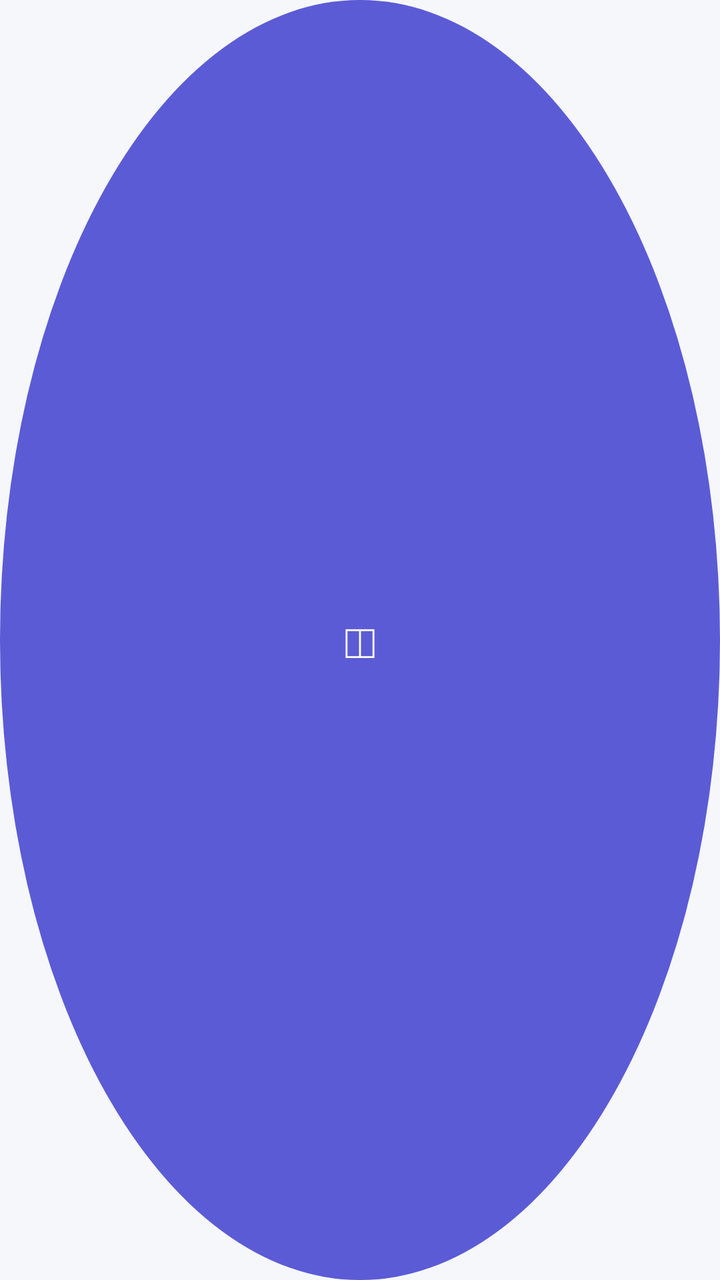
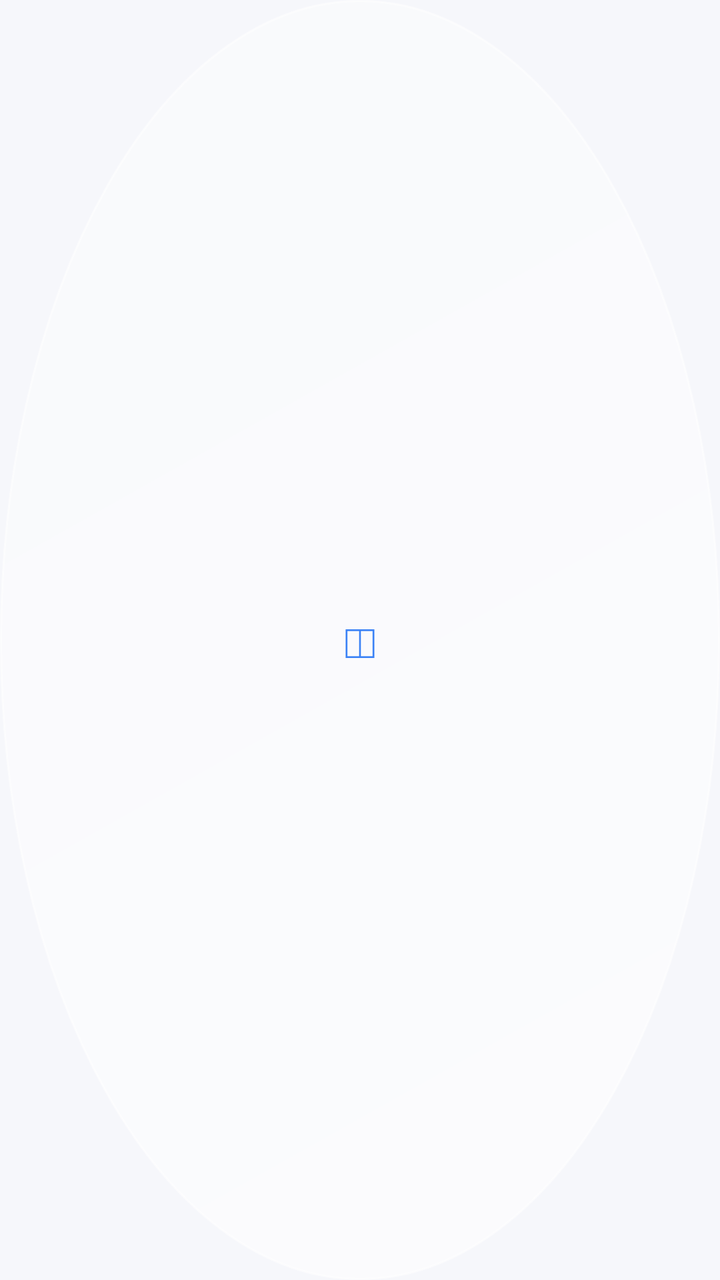

Before-and-after screenshots of an Android layout around one commit, followed by the original layout XML and the change that was made.
<!-- AndroidManifest.xml: application theme Theme.RuangApung -->
<!-- res/layout/view_bubble.xml -->
<?xml version="1.0" encoding="utf-8"?>
<FrameLayout xmlns:android="http://schemas.android.com/apk/res/android"
    android:layout_width="56dp"
    android:layout_height="56dp">

    <View
        android:layout_width="match_parent"
        android:layout_height="match_parent"
        android:background="@drawable/bg_bubble" />

    <TextView
        android:layout_width="match_parent"
        android:layout_height="match_parent"
        android:gravity="center"
        android:text="◫"
        android:textColor="@android:color/white"
        android:textSize="24sp" />
</FrameLayout>
<!-- resources referenced by this layout -->
<resources>
  <!-- drawable bg_bubble (drawable) -->
  <?xml version="1.0" encoding="utf-8"?>
  <shape xmlns:android="http://schemas.android.com/apk/res/android" android:shape="oval">
      <solid android:color="@color/brand" />
  </shape>
  <style name="Theme.RuangApung" parent="Theme.Material3.Light.NoActionBar">
          <item name="colorPrimary">@color/brand</item>
          <item name="colorOnPrimary">@android:color/white</item>
          <item name="android:windowBackground">@color/bg</item>
          <item name="android:statusBarColor">@color/bg</item>
          <item name="android:windowLightStatusBar">true</item>
      </style>
  <color name="brand">#5B5BD6</color>
  <color name="bg">#F6F7FB</color>
</resources>

<!-- the commit's change to res/layout/view_bubble.xml (unified diff, before → after) -->
@@ -13,6 +13,6 @@
         android:layout_height="match_parent"
         android:gravity="center"
         android:text="◫"
-        android:textColor="@android:color/white"
+        android:textColor="#3B82F6"
         android:textSize="24sp" />
 </FrameLayout>
<!-- resource entries referenced after the edit -->
@@ -3,7 +3,14 @@
   <!-- drawable bg_bubble (drawable) -->
   <?xml version="1.0" encoding="utf-8"?>
   <shape xmlns:android="http://schemas.android.com/apk/res/android" android:shape="oval">
-      <solid android:color="@color/brand" />
+      <gradient
+          android:angle="135"
+          android:startColor="#8CFFFFFF"
+          android:endColor="#52FFFFFF"
+          android:type="linear" />
+      <stroke
+          android:width="1dp"
+          android:color="#99FFFFFF" />
   </shape>
   <style name="Theme.RuangApung" parent="Theme.Material3.Light.NoActionBar">
           <item name="colorPrimary">@color/brand</item>
